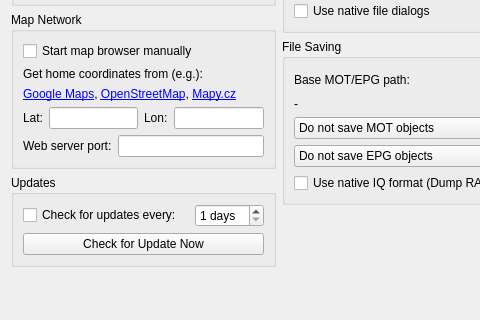
This is src/base/forms/configuration.ui in tomneda/DABstar as Qt 5 draws it before an edit; both pictures show x 0 to 480 and y 143 to 463 of the 836 by 463 pixel window. The edited form follows.
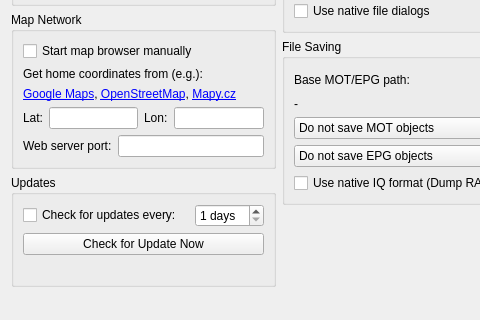
This is the edited form. Icons and pictures are not drawn.

Commit message:
Add UI status updates for GitHub update checks
Introduce real-time status messages during update checks. Replace QMessageBox usage with QLabel display. Update related logic and UI elements.

The edit to the form file:
```diff
--- a/src/base/forms/configuration.ui
+++ b/src/base/forms/configuration.ui
@@ -231,6 +231,19 @@
             </property>
            </widget>
           </item>
+          <item>
+           <widget class="QLabel" name="lblUpdateStatus">
+            <property name="text">
+             <string/>
+            </property>
+            <property name="wordWrap">
+             <bool>true</bool>
+            </property>
+            <property name="visible">
+             <bool>false</bool>
+            </property>
+           </widget>
+          </item>
          </layout>
         </widget>
        </item>
```
The commit also changes 2 other files.
